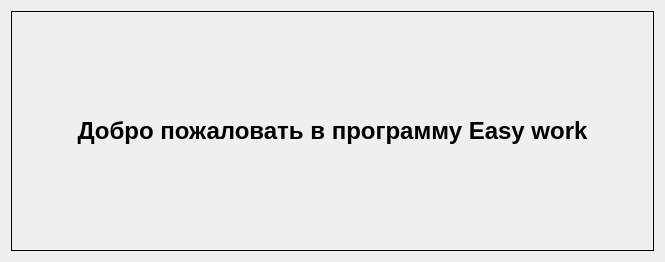
KeyGen/Easy-work, file Easy-work/Plugin/CoreWidget/CoreWidget/corewidget.ui: the form before one commit.
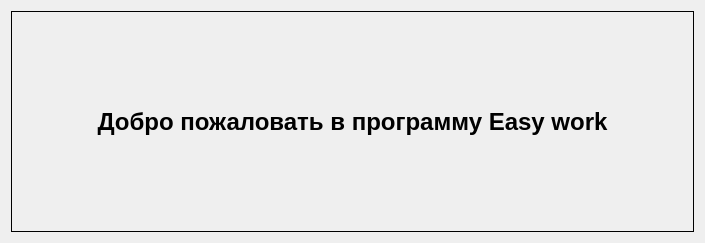
The form after the commit.

What changed in the file:
```diff
--- a/Easy-work/Plugin/CoreWidget/CoreWidget/corewidget.ui
+++ b/Easy-work/Plugin/CoreWidget/CoreWidget/corewidget.ui
@@ -6,8 +6,8 @@
    <rect>
     <x>0</x>
     <y>0</y>
-    <width>665</width>
-    <height>262</height>
+    <width>705</width>
+    <height>243</height>
    </rect>
   </property>
   <property name="windowTitle">
```
Left out of the diff: 4 changed lines with no effect on the pictures.
